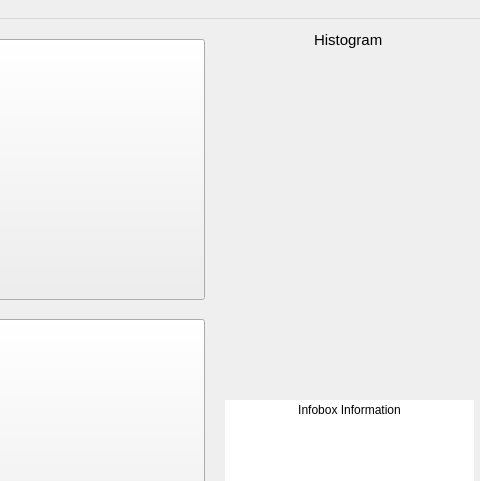
First picture: the form in src/skeleton/capture-mode2.ui, repository palimpsest-pursuers/capturing, before the edit; both pictures show x 596 to 1076 and y 0 to 481 of the 1076 by 604 pixel window.
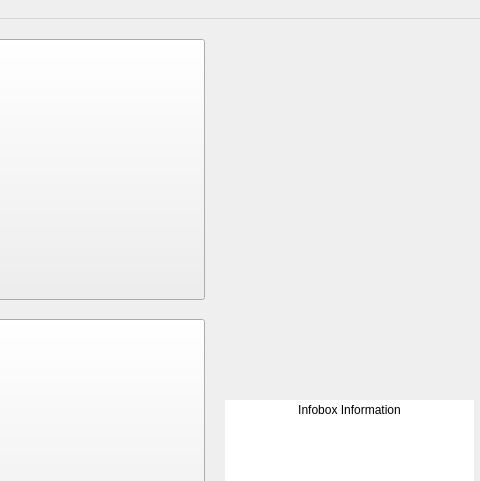
Second picture: the form after the edit.

Patch:
```diff
--- a/src/skeleton/capture-mode2.ui
+++ b/src/skeleton/capture-mode2.ui
@@ -152,46 +152,9 @@
     <property name="geometry">
      <rect>
       <x>820</x>
-      <y>180</y>
+      <y>200</y>
       <width>251</width>
-      <height>191</height>
-     </rect>
-    </property>
-    <property name="autoFillBackground">
-     <bool>false</bool>
-    </property>
-    <property name="text">
-     <string/>
-    </property>
-    <property name="scaledContents">
-     <bool>true</bool>
-    </property>
-   </widget>
-   <widget class="QLabel" name="TopRightLabel">
-    <property name="geometry">
-     <rect>
-      <x>910</x>
-      <y>10</y>
-      <width>81</width>
-      <height>21</height>
-     </rect>
-    </property>
-    <property name="font">
-     <font>
-      <pointsize>11</pointsize>
-     </font>
-    </property>
-    <property name="text">
-     <string>Histogram</string>
-    </property>
-   </widget>
-   <widget class="QLabel" name="TopRightDisplay">
-    <property name="geometry">
-     <rect>
-      <x>820</x>
-      <y>40</y>
-      <width>251</width>
-      <height>131</height>
+      <height>171</height>
      </rect>
     </property>
     <property name="autoFillBackground">
@@ -312,6 +275,29 @@
      </size>
     </property>
    </widget>
+   <widget class="QWidget" name="TopRightWidget" native="true">
+    <property name="geometry">
+     <rect>
+      <x>819</x>
+      <y>19</y>
+      <width>251</width>
+      <height>171</height>
+     </rect>
+    </property>
+    <widget class="QLabel" name="TopRightDisplay">
+     <property name="geometry">
+      <rect>
+       <x>0</x>
+       <y>0</y>
+       <width>241</width>
+       <height>171</height>
+      </rect>
+     </property>
+     <property name="text">
+      <string/>
+     </property>
+    </widget>
+   </widget>
   </widget>
   <widget class="QMenuBar" name="menubar">
    <property name="geometry">
```
